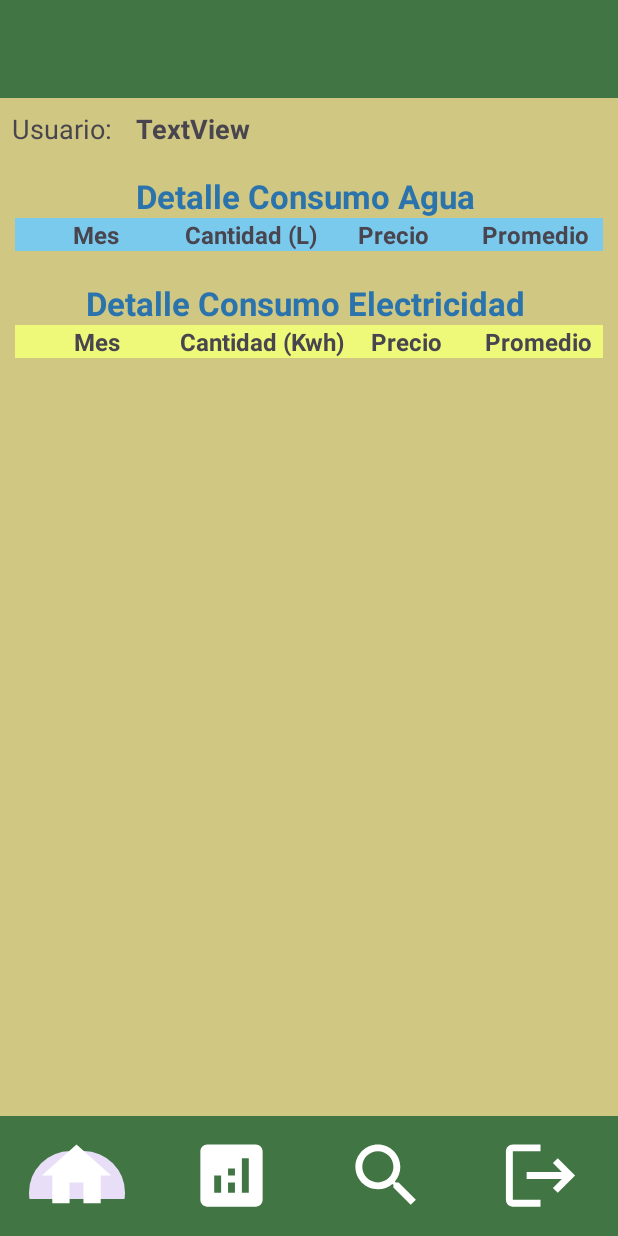
After one commit to luispipe/AhorraVoltios_01, an Android app: the MoreStatisticsActivity screen opened directly, with no data from a screen before it, on a phone screen of 412 x 824 dp. The commit adds this screen. Run offline under Robolectric (Android 15) with nearby library versions, the phone set to English and light mode, and no system bars.

Commit message:
V6 Commit

```diff
--- a/app/src/main/AndroidManifest.xml
+++ b/app/src/main/AndroidManifest.xml
@@ -12,6 +12,9 @@
         android:supportsRtl="true"
         android:theme="@style/Theme.AhorraVoltios_01"
         tools:targetApi="31">
+        <activity
+            android:name=".MoreStatisticsActivity"
+            android:exported="false" />
         <activity
             android:name=".RecommendationActivity"
             android:exported="false" />
--- /dev/null
+++ b/app/src/main/java/com/example/ahorravoltios_01/MoreStatisticsActivity.java
@@ -0,0 +1,14 @@
+package com.example.ahorravoltios_01;
+
+import androidx.appcompat.app.AppCompatActivity;
+
+import android.os.Bundle;
+
+public class MoreStatisticsActivity extends AppCompatActivity {
+
+    @Override
+    protected void onCreate(Bundle savedInstanceState) {
+        super.onCreate(savedInstanceState);
+        setContentView(R.layout.activity_more_statistics);
+    }
+}
--- /dev/null
+++ b/app/src/main/res/layout/activity_more_statistics.xml
@@ -0,0 +1,194 @@
+<?xml version="1.0" encoding="utf-8"?>
+<LinearLayout xmlns:android="http://schemas.android.com/apk/res/android"
+    xmlns:app="http://schemas.android.com/apk/res-auto"
+    xmlns:tools="http://schemas.android.com/tools"
+    android:layout_width="match_parent"
+    android:layout_height="match_parent"
+    android:background="#D0C882"
+    android:gravity="center_horizontal"
+    android:orientation="vertical"
+    tools:context=".MoreStatisticsActivity">
+
+    <LinearLayout
+        android:layout_width="match_parent"
+        android:layout_height="65dp"
+        android:background="#427544"
+        android:orientation="horizontal">
+
+    </LinearLayout>
+
+    <LinearLayout
+        android:layout_width="match_parent"
+        android:layout_height="wrap_content"
+        android:orientation="horizontal">
+
+        <TextView
+            android:id="@+id/textViewUser"
+            android:layout_width="wrap_content"
+            android:layout_height="wrap_content"
+            android:layout_margin="8dp"
+            android:text="Usuario:"
+            android:textSize="18sp" />
+
+        <TextView
+            android:id="@+id/textViewUsername"
+            android:layout_width="wrap_content"
+            android:layout_height="wrap_content"
+            android:layout_margin="8dp"
+            android:text="TextView"
+            android:textSize="18sp"
+            android:textStyle="bold" />
+    </LinearLayout>
+
+    <LinearLayout
+        android:layout_width="match_parent"
+        android:layout_height="wrap_content"
+        android:layout_margin="10dp"
+        android:orientation="vertical">
+
+        <TextView
+            android:id="@+id/textView16"
+            android:layout_width="match_parent"
+            android:layout_height="wrap_content"
+            android:text="Detalle Consumo Agua "
+            android:textAlignment="center"
+            android:textColor="#2A73AC"
+            android:textSize="22sp"
+            android:textStyle="bold" />
+
+        <TableLayout
+            android:id="@+id/TableWater"
+            android:layout_width="match_parent"
+            android:layout_height="wrap_content">
+
+            <TableRow
+                android:layout_width="match_parent"
+                android:layout_height="match_parent"
+                android:background="#7ACAEE">
+
+                <TextView
+                    android:id="@+id/textView18"
+                    android:layout_width="94dp"
+                    android:layout_height="wrap_content"
+                    android:layout_weight="1"
+                    android:text="Mes"
+                    android:textAlignment="center"
+                    android:textSize="16sp"
+                    android:textStyle="bold" />
+
+                <TextView
+                    android:id="@+id/textView19"
+                    android:layout_width="97dp"
+                    android:layout_height="wrap_content"
+                    android:text="Cantidad (L)"
+                    android:textAlignment="center"
+                    android:textSize="16sp"
+                    android:textStyle="bold" />
+
+                <TextView
+                    android:id="@+id/textView21"
+                    android:layout_width="96dp"
+                    android:layout_height="wrap_content"
+                    android:text="Precio "
+                    android:textAlignment="center"
+                    android:textSize="16sp"
+                    android:textStyle="bold" />
+
+                <TextView
+                    android:id="@+id/textView22"
+                    android:layout_width="90dp"
+                    android:layout_height="wrap_content"
+                    android:text="Promedio"
+                    android:textAlignment="center"
+                    android:textSize="16sp"
+                    android:textStyle="bold" />
+            </TableRow>
+
+        </TableLayout>
+    </LinearLayout>
+    <LinearLayout
+        android:layout_width="match_parent"
+        android:layout_height="wrap_content"
+        android:layout_margin="10dp"
+        android:orientation="vertical">
+
+        <TextView
+            android:id="@+id/textView36"
+            android:layout_width="match_parent"
+            android:layout_height="wrap_content"
+            android:text="Detalle Consumo Electricidad "
+            android:textAlignment="center"
+            android:textColor="#2A73AC"
+            android:textSize="22sp"
+            android:textStyle="bold" />
+
+        <TableLayout
+            android:id="@+id/TableElectricity"
+            android:layout_width="match_parent"
+            android:layout_height="wrap_content">
+
+            <TableRow
+                android:layout_width="match_parent"
+                android:layout_height="match_parent"
+                android:background="#EEF97A">
+
+                <TextView
+                    android:id="@+id/textView38"
+                    android:layout_width="94dp"
+                    android:layout_height="wrap_content"
+                    android:layout_weight="1"
+                    android:text="Mes"
+                    android:textAlignment="center"
+                    android:textSize="16sp"
+                    android:textStyle="bold" />
+
+                <TextView
+                    android:id="@+id/textView39"
+                    android:layout_width="110dp"
+                    android:layout_height="wrap_content"
+                    android:text="Cantidad (Kwh)"
+                    android:textAlignment="center"
+                    android:textSize="16sp"
+                    android:textStyle="bold" />
+
+                <TextView
+                    android:id="@+id/textView31"
+                    android:layout_width="86dp"
+                    android:layout_height="wrap_content"
+                    android:text="Precio "
+                    android:textAlignment="center"
+                    android:textSize="16sp"
+                    android:textStyle="bold" />
+
+                <TextView
+                    android:id="@+id/textView32"
+                    android:layout_width="86dp"
+                    android:layout_height="wrap_content"
+                    android:text="Promedio"
+                    android:textAlignment="center"
+                    android:textSize="16sp"
+                    android:textStyle="bold" />
+            </TableRow>
+
+        </TableLayout>
+    </LinearLayout>
+
+    <LinearLayout
+        android:layout_width="match_parent"
+        android:layout_height="wrap_content"
+        android:layout_marginTop="10dp"
+        android:layout_weight="1"
+        android:orientation="horizontal">
+
+        <com.google.android.material.bottomnavigation.BottomNavigationView
+            android:layout_width="match_parent"
+            android:layout_height="wrap_content"
+            android:layout_gravity="bottom"
+            android:background="#427544"
+            app:itemIconSize="55dp"
+            app:itemIconTint="@color/white"
+            app:labelVisibilityMode="unlabeled"
+            app:menu="@menu/navigation_menu" />
+    </LinearLayout>
+
+</LinearLayout>
--- a/app/src/main/res/layout/activity_statistics.xml
+++ b/app/src/main/res/layout/activity_statistics.xml
@@ -20,12 +20,12 @@
     <LinearLayout
         android:layout_width="match_parent"
         android:layout_height="wrap_content"
-        android:layout_margin="15dp"
+        android:layout_margin="10dp"
         android:orientation="vertical">
 
         <LinearLayout
             android:layout_width="match_parent"
-            android:layout_height="160dp"
+            android:layout_height="150dp"
             android:background="@drawable/shape_rectangular"
             android:orientation="vertical">
 
@@ -109,9 +109,10 @@
                 </LinearLayout>
             </LinearLayout>
         </LinearLayout>
+
         <LinearLayout
             android:layout_width="match_parent"
-            android:layout_height="120dp"
+            android:layout_height="100dp"
             android:layout_margin="10dp"
             android:background="@drawable/price_total"
             android:gravity="center_horizontal"
@@ -213,9 +214,19 @@
 
     </LinearLayout>
 
+    <Button
+        android:id="@+id/buttonMore"
+        android:layout_width="wrap_content"
+        android:layout_height="wrap_content"
+        android:backgroundTint="#3D2E55"
+        android:text="Ver más ..."
+        android:textSize="24sp"
+        app:cornerRadius="5dp" />
+
     <LinearLayout
         android:layout_width="match_parent"
         android:layout_height="wrap_content"
+        android:layout_marginTop="10dp"
         android:layout_weight="1"
         android:orientation="horizontal">
 
```
